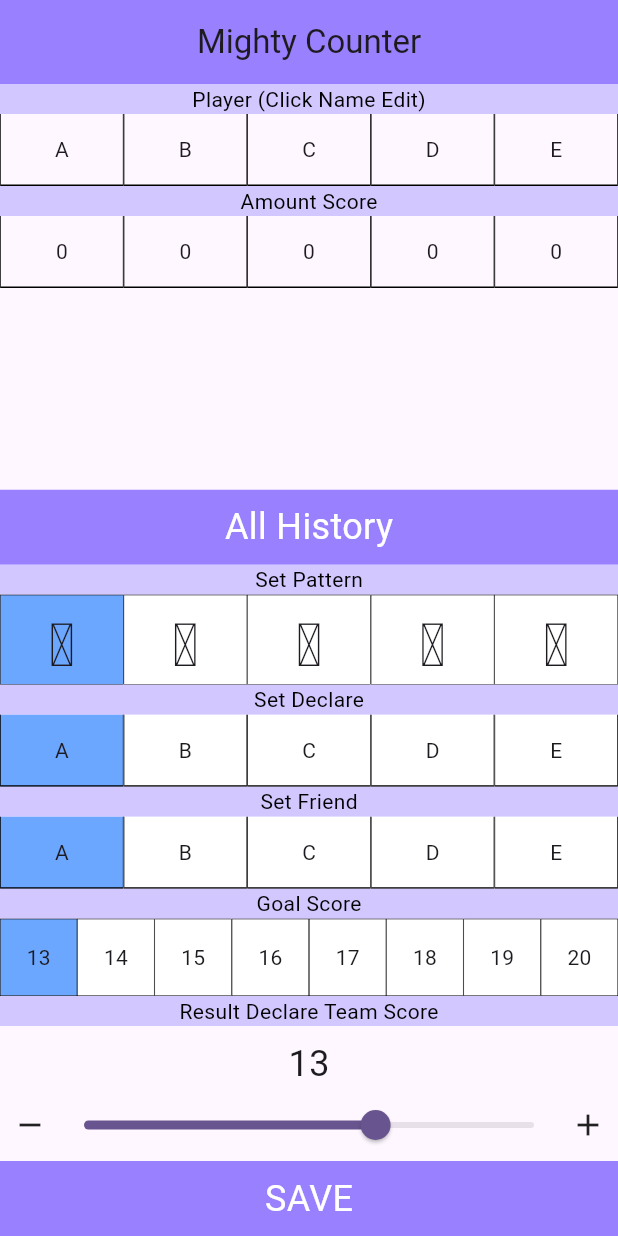
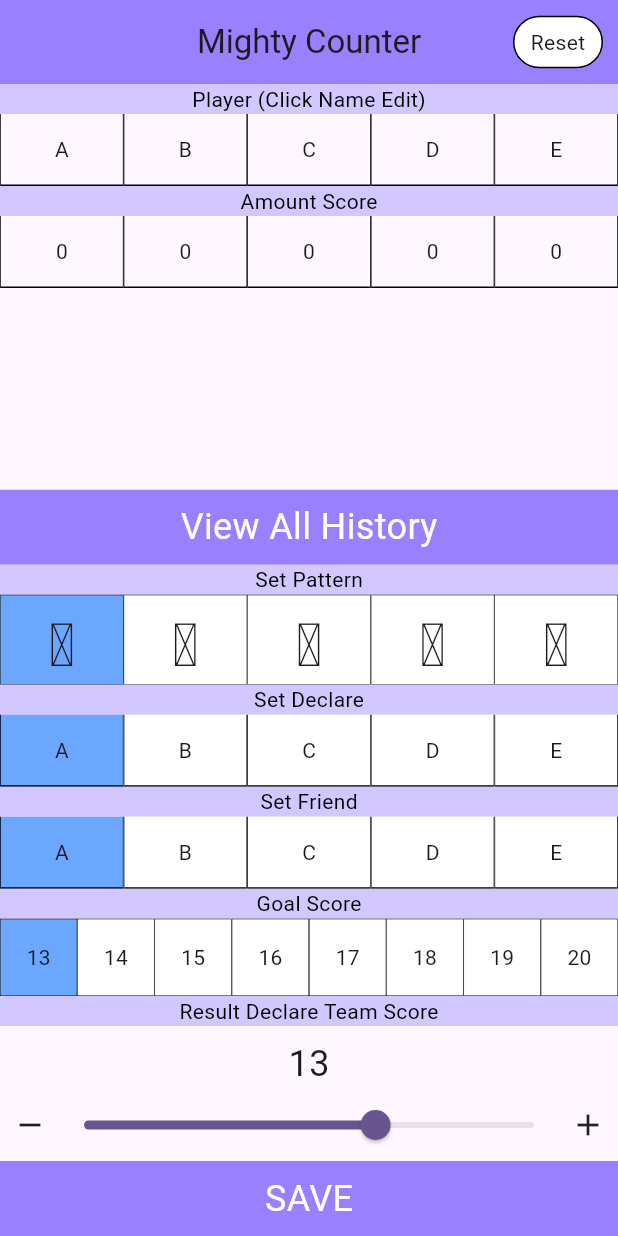
Before and after one commit to lgy159/mighty_calculator, a Flutter app: the screen it shows after launch, on a phone screen of 412 x 824 dp. Run offline on Flutter 3.47's test engine with Material 3 defaults, Android fonts, the phone set to English and light mode, and no system bars; drawn by our look-alikes of google_mobile_ads; our stand-ins replace freezed_annotation; generated files the repository leaves out were written again; network calls fail.

Commit message:
feat : reset 기능 추가

```diff
--- a/lib/main.dart
+++ b/lib/main.dart
@@ -14,7 +14,6 @@ void main() {
 class MyApp extends StatelessWidget {
   const MyApp({super.key});
 
-  // This widget is the root of your application.
   @override
   Widget build(BuildContext context) {
     return MaterialApp(
--- a/lib/presentation/screen/mighty_screen.dart
+++ b/lib/presentation/screen/mighty_screen.dart
@@ -24,6 +24,48 @@ class MightyScreen extends StatelessWidget {
         backgroundColor: ColorStyles.primary100,
         centerTitle: true,
         title: const Text('Mighty Counter'),
+        actions: [
+          GestureDetector(
+            onTap: () {
+              showDialog(
+                context: context,
+                builder: (BuildContext context) {
+                  return AlertDialog(
+                    title: const Text("Confirmation"),
+                    content: const Text("Are you sure you want to reset?"),
+                    actions: [
+                      TextButton(
+                        onPressed: () {
+                          Navigator.of(context).pop();
+                        },
+                        child: const Text("Cancel"),
+                      ),
+                      TextButton(
+                        onPressed: () {
+                          Navigator.of(context).pop();
+                          viewModel.clearData();
+                        },
+                        child: const Text("OK"),
+                      ),
+                    ],
+                  );
+                },
+              );
+            },
+            child: Container(
+              height: 35,
+              width: 60,
+              alignment: Alignment.center,
+              decoration: BoxDecoration(
+                color: Colors.white,
+                border: Border.all(color: Colors.black, width: 1),
+                borderRadius: BorderRadius.circular(20),
+              ),
+              child: const Text('Reset'),
+            ),
+          ),
+          const SizedBox(width: 10),
+        ],
       ),
       body: Column(
         crossAxisAlignment: CrossAxisAlignment.start,
@@ -67,7 +109,6 @@ class MightyScreen extends StatelessWidget {
           ),
           GestureDetector(
             onTap: () {
-              viewModel.saveHistory();
               showDialog(
                 context: context,
                 builder: (BuildContext context) {
@@ -84,7 +125,7 @@ class MightyScreen extends StatelessWidget {
               color: ColorStyles.primary100,
               child: const Center(
                 child: Text(
-                  'All History',
+                  'View All History',
                   style: TextStyle(fontSize: 24, color: Colors.white),
                 ),
               ),
--- a/lib/presentation/viewmodel/mighty_viewmodel.dart
+++ b/lib/presentation/viewmodel/mighty_viewmodel.dart
@@ -23,6 +23,12 @@ class MightyViewModel extends ChangeNotifier {
   }
 
   bool isPatternSelected(int index) => selectedPatternIndex == index;
+
+  void clearData() {
+    _initPlayer();
+    histories = [];
+    notifyListeners();
+  }
 
   void _initPlayer() {
     players = List.generate(5, (index) => Player(name: String.fromCharCode(65 + index), score: 0));
```
